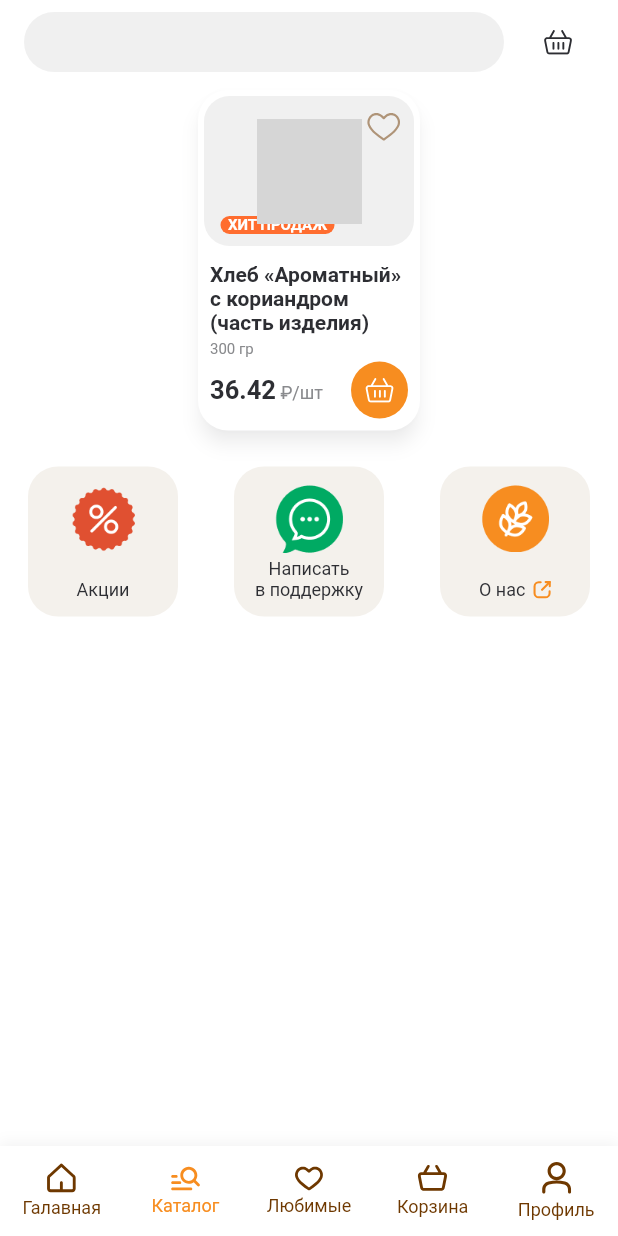
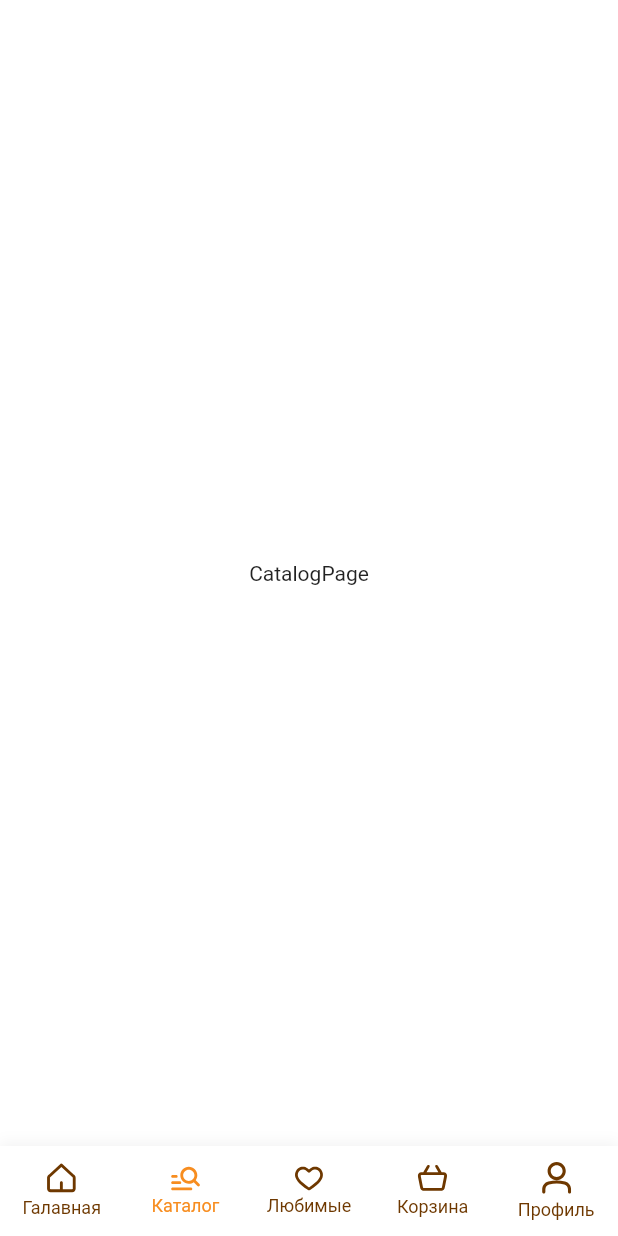
Before and after one commit to ArrGagiev/bread, a Flutter app: the screen it shows after launch, item 2 of the bottom bar chosen, on a phone screen of 412 x 824 dp. Run offline on Flutter 3.47's test engine with Material 3 defaults, Android fonts, the phone set to English and light mode, and no system bars; drawn by our look-alikes of persistent_bottom_nav_bar_v2; our stand-ins replace badges, dotted_border, flutter_svg; statements that could not run were skipped; project files that could hold a hidden picture were left out; grey boxes are pictures that could not be loaded.

```diff
--- a/lib/app.dart
+++ b/lib/app.dart
@@ -12,9 +12,8 @@ class App extends StatelessWidget {
       debugShowCheckedModeBanner: false,
       theme: lightTheme, //todo: app theme <---
       home: const Scaffold(
-        // отключает поднятие bottom_bar вверх, при открытии клавиатуры
+        // отключает поднятие навбара вверх, при открытии клавиатуры
         resizeToAvoidBottomInset: false,
-        // body: ,
         body: BottomNavBar(),
       ),
     );
--- a/lib/core/constants/app_colors.dart
+++ b/lib/core/constants/app_colors.dart
@@ -2,7 +2,7 @@ import 'package:flutter/material.dart';
 
 class AppColors {
   static const Color brown = Color(0xFF6E3800);
-  static const Color beige = Color(0xFFF4F1EC); //бежевый
+  static const Color beige = Color(0xFFF4F1EC);
   static const Color orange = Color(0xFFF78D20);
   static const Color orangeDark = Color(0xFFDC7E1D);
   static const Color red = Color(0xFFE15031);
@@ -21,5 +21,5 @@ class AppColors {
   static const Color darkThemeBottom = Color(0xFF423F3E);
   static const Color darkBottomShadow = Color(0xFF362121);
   static const Color darkProductCardColor = Color(0xFF343841);
-  static const Color lightGray = Color(0xFFF0F0F0); //appbar text field
+  static const Color lightGray = Color(0xFFF0F0F0);
 }
--- a/lib/features/pages/catalog/catalog_page.dart
+++ b/lib/features/pages/catalog/catalog_page.dart
@@ -1,121 +1,10 @@
-import 'package:bread/core/widgets/cards/info_navigation_card/info_navigation_card.dart';
-import 'package:bread/core/widgets/cards/product_card/product_card.dart';
-import 'package:bread/core/constants/app_colors.dart';
 import 'package:flutter/material.dart';
-import 'package:flutter_svg/svg.dart';
 
 class CatalogPage extends StatelessWidget {
   const CatalogPage({super.key});
 
   @override
   Widget build(BuildContext context) {
-    return Scaffold(
-      body: CustomScrollView(
-        slivers: [
-          //!--------------------------------------------------
-          SliverAppBar(
-            pinned: true,
-            title: Container(
-              height: 40,
-              decoration: BoxDecoration(
-                borderRadius: BorderRadius.circular(28),
-                color: AppColors.lightGray,
-              ),
-              child: const TextField(
-                decoration: InputDecoration(
-                  border: InputBorder.none,
-                  contentPadding: EdgeInsets.zero,
-                ),
-              ),
-            ),
-            actions: [
-              Center(
-                child: InkWell(
-                  customBorder: const CircleBorder(),
-                  onTap: () {},
-                  child: Container(
-                    constraints: const BoxConstraints.tightFor(width: 40, height: 40),
-                    decoration: BoxDecoration(borderRadius: BorderRadius.circular(30)),
-                    padding: const EdgeInsets.all(10),
-                    child: SvgPicture.asset(
-                      'assets/icons/product_card_basket.svg',
-                      colorFilter: ColorFilter.mode(
-                        Theme.of(context).appBarTheme.iconTheme!.color!, //! iconTheme.color <---
-                        BlendMode.srcIn,
-                      ),
-                    ),
-                  ),
-                ),
-              ),
-              const SizedBox(width: 20),
-            ],
-          ),
-          //!--------------------------------------------------
-          // SliverToBoxAdapter(
-          //   child: Center(
-          //     child: Text(
-          //       'CatalogPage',
-          //       style: Theme.of(context).textTheme.headlineLarge,
-          //     ),
-          //   ),
-          // ),
-          // SliverToBoxAdapter(
-          //   child: PrimaryButton(
-          //     title: 'OrangeButton',
-          //     icon: const Icon(Icons.add),
-          //     margin: const EdgeInsets.all(20),
-          //     onPressed: () {},
-          //   ),
-          // ),
-          // SliverToBoxAdapter(
-          //   child: SoftButton(
-          //     title: 'SoftButton',
-          //     icon: const Icon(Icons.add),
-          //     margin: const EdgeInsets.all(20),
-          //     onPressed: () {},
-          //   ),
-          // ),
-          // SliverToBoxAdapter(
-          //   child: DottedButton(
-          //     title: 'DottedButton',
-          //     icon: const Icon(Icons.add),
-          //     margin: const EdgeInsets.all(20),
-          //     onPressed: () {},
-          //   ),
-          // ),
-          //!--------------------------------------------------
-          const SliverToBoxAdapter(
-            child: ProductCard(),
-          ),
-          //!--------------------------------------------------
-          const SliverToBoxAdapter(child: SizedBox(height: 20)),
-          //!--------------------------------------------------
-          SliverToBoxAdapter(
-            child: Row(
-              mainAxisAlignment: MainAxisAlignment.spaceAround,
-              children: [
-                InfoNavigationCard(
-                  image: 'assets/images/stocks.png',
-                  title: 'Акции',
-                  onTap: () {},
-                ),
-                InfoNavigationCard(
-                  image: 'assets/images/support.png',
-                  title: 'Написать\nв поддержку',
-                  onTap: () {},
-                ),
-                InfoNavigationCard(
-                  image: 'assets/images/about_us.png',
-                  title: 'О нас',
-                  isTitleWithIcon: true,
-                  onTap: () {},
-                ),
-              ],
-            ),
-          ),
-          //!--------------------------------------------------
-        ],
-      ),
-    );
+    return const Center(child: Text('CatalogPage'));
   }
 }
```
Also changed, not shown: lib/features/pages/main/main_page.dart (+14 -16 lines), lib/features/pages/main/widgets/main_basic/interesting_cards.dart (added, +43 -0 lines), lib/features/pages/main/widgets/main_basic/popular_cards.dart (added, +39 -0 lines), lib/features/pages/main/widgets/main_basic/product_cards.dart (added, +39 -0 lines), lib/features/pages/profile/profile_page.dart (+1 -13 lines), 1 other file.
